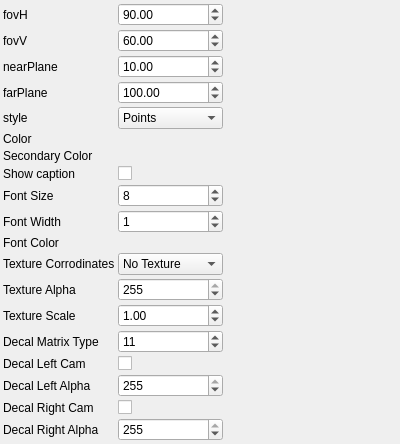
Before: the Qt Designer form utils/3d/generated/draw3dCameraParametersControlWidget.ui in NickPenkrat/corecvs, drawn with Qt 5.
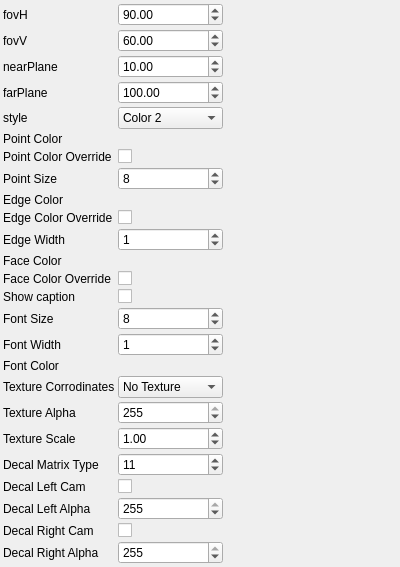
After: the same form once the commit is applied. Custom widgets are drawn as their Qt base class.

Patch:
```diff
--- a/utils/3d/generated/draw3dCameraParametersControlWidget.ui
+++ b/utils/3d/generated/draw3dCameraParametersControlWidget.ui
@@ -134,7 +134,7 @@
     <item row="4" column="1">
      <widget class="QComboBox" name="styleComboBox">
        <property name="currentIndex">
-         <number>0</number>
+         <number>3</number>
        </property>
        <item>
         <property name="text">
@@ -169,7 +169,7 @@
     <item row="5" column="0">
      <widget class="QLabel" name="label_5">
        <property name="text">
-         <string>Color</string>
+         <string>Point Color</string>
        </property>
      </widget>
     </item>
@@ -183,12 +183,12 @@
     <item row="6" column="0">
      <widget class="QLabel" name="label_6">
        <property name="text">
-         <string>Secondary Color</string>
+         <string>Point Color Override</string>
        </property>
      </widget>
     </item>
     <item row="6" column="1">
-     <widget class="RgbColorParametersControlWidget" name="secondaryColorControlWidget">
+     <widget class="QCheckBox" name="pointColorOverrideCheckBox">
        <property name="toolTip">
          <string>Secondary Color</string>
        </property>
@@ -197,110 +197,92 @@
     <item row="7" column="0">
      <widget class="QLabel" name="label_7">
        <property name="text">
-         <string>Show caption</string>
+         <string>Point Size</string>
        </property>
      </widget>
     </item>
     <item row="7" column="1">
-     <widget class="QCheckBox" name="showCaptionCheckBox">
+     <widget class="QSpinBox" name="pointSizeSpinBox">
        <property name="toolTip">
-         <string>Show caption</string>
+         <string>Point Size</string>
+       </property>
+       <property name="minimum">
+        <number>0</number>
+       </property>
+       <property name="maximum">
+        <number>255</number>
+       </property>
+       <property name="singleStep">
+        <number>1</number>
+       </property>
+       <property name="value">
+        <number>8</number>
        </property>
      </widget>
     </item>
     <item row="8" column="0">
      <widget class="QLabel" name="label_8">
        <property name="text">
-         <string>Font Size</string>
+         <string>Edge Color</string>
        </property>
      </widget>
     </item>
     <item row="8" column="1">
-     <widget class="QSpinBox" name="fontSizeSpinBox">
+     <widget class="RgbColorParametersControlWidget" name="edgeColorControlWidget">
        <property name="toolTip">
-         <string>Font Size</string>
-       </property>
-       <property name="minimum">
-        <number>0</number>
-       </property>
-       <property name="maximum">
-        <number>255</number>
-       </property>
-       <property name="singleStep">
-        <number>1</number>
-       </property>
-       <property name="value">
-        <number>8</number>
+         <string>Edge Color</string>
        </property>
      </widget>
     </item>
     <item row="9" column="0">
      <widget class="QLabel" name="label_9">
        <property name="text">
-         <string>Font Width</string>
+         <string>Edge Color Override</string>
        </property>
      </widget>
     </item>
     <item row="9" column="1">
-     <widget class="QSpinBox" name="fontWidthSpinBox">
+     <widget class="QCheckBox" name="edgeColorOverrideCheckBox">
        <property name="toolTip">
-         <string>Font Width</string>
-       </property>
-       <property name="minimum">
-        <number>0</number>
-       </property>
-       <property name="maximum">
-        <number>255</number>
-       </property>
-       <property name="singleStep">
-        <number>1</number>
-       </property>
-       <property name="value">
-        <number>1</number>
+         <string>Edge Color Override</string>
        </property>
      </widget>
     </item>
     <item row="10" column="0">
      <widget class="QLabel" name="label_10">
        <property name="text">
-         <string>Font Color</string>
+         <string>Edge Width</string>
        </property>
      </widget>
     </item>
     <item row="10" column="1">
-     <widget class="RgbColorParametersControlWidget" name="fontColorControlWidget">
+     <widget class="QSpinBox" name="edgeWidthSpinBox">
        <property name="toolTip">
-         <string>Font Color</string>
+         <string>Edge Width</string>
+       </property>
+       <property name="minimum">
+        <number>0</number>
+       </property>
+       <property name="maximum">
+        <number>255</number>
+       </property>
+       <property name="singleStep">
+        <number>1</number>
+       </property>
+       <property name="value">
+        <number>1</number>
        </property>
      </widget>
     </item>
     <item row="11" column="0">
      <widget class="QLabel" name="label_11">
        <property name="text">
-         <string>Texture Corrodinates</string>
+         <string>Face Color</string>
        </property>
      </widget>
     </item>
     <item row="11" column="1">
-     <widget class="QComboBox" name="textureCorrodinatesComboBox">
-       <property name="currentIndex">
-         <number>0</number>
-       </property>
-       <item>
-        <property name="text">
-         <string>No Texture</string>
-        </property>
-       </item>
-       <item>
-        <property name="text">
-         <string>Auto Decide</string>
-        </property>
-       </item>
-       <item>
-        <property name="text">
-         <string>Force Texture</string>
-        </property>
-       </item>
+     <widget class="RgbColorParametersControlWidget" name="faceColorControlWidget">
        <property name="toolTip">
          <string>Texture Corrodinates</string>
        </property>
@@ -309,64 +291,40 @@
     <item row="12" column="0">
      <widget class="QLabel" name="label_12">
        <property name="text">
-         <string>Texture Alpha</string>
+         <string>Face Color Override</string>
        </property>
      </widget>
     </item>
     <item row="12" column="1">
-     <widget class="QSpinBox" name="textureAlphaSpinBox">
+     <widget class="QCheckBox" name="faceColorOverrideCheckBox">
        <property name="toolTip">
-         <string>Texture Alpha</string>
-       </property>
-       <property name="minimum">
-        <number>0</number>
-       </property>
-       <property name="maximum">
-        <number>255</number>
-       </property>
-       <property name="singleStep">
-        <number>1</number>
-       </property>
-       <property name="value">
-        <number>255</number>
+         <string>Face Color Override</string>
        </property>
      </widget>
     </item>
     <item row="13" column="0">
      <widget class="QLabel" name="label_13">
        <property name="text">
-         <string>Texture Scale</string>
+         <string>Show caption</string>
        </property>
      </widget>
     </item>
     <item row="13" column="1">
-     <widget class="QDoubleSpinBox" name="textureScaleSpinBox">
+     <widget class="QCheckBox" name="showCaptionCheckBox">
        <property name="toolTip">
-         <string>Texture Scale</string>
-       </property>
-       <property name="minimum">
-        <double>0</double>
-       </property>
-       <property name="maximum">
-        <double>2000</double>
-       </property>
-       <property name="singleStep">
-        <double>1</double>
-       </property>
-       <property name="value">
-        <double>1</double>
+         <string>Show caption</string>
        </property>
      </widget>
     </item>
     <item row="14" column="0">
      <widget class="QLabel" name="label_14">
        <property name="text">
-         <string>Decal Matrix Type</string>
+         <string>Font Size</string>
        </property>
      </widget>
     </item>
     <item row="14" column="1">
-     <widget class="QSpinBox" name="decalMatrixTypeSpinBox">
+     <widget class="QSpinBox" name="fontSizeSpinBox">
        <property name="toolTip">
          <string>Decal Matrix Type</string>
        </property>
@@ -374,65 +332,83 @@
         <number>0</number>
        </property>
        <property name="maximum">
-        <number>19</number>
+        <number>255</number>
        </property>
        <property name="singleStep">
         <number>1</number>
        </property>
        <property name="value">
-        <number>11</number>
+        <number>8</number>
        </property>
      </widget>
     </item>
     <item row="15" column="0">
      <widget class="QLabel" name="label_15">
        <property name="text">
-         <string>Decal Left Cam</string>
+         <string>Font Width</string>
        </property>
      </widget>
     </item>
     <item row="15" column="1">
-     <widget class="QCheckBox" name="decalLeftCamCheckBox">
+     <widget class="QSpinBox" name="fontWidthSpinBox">
        <property name="toolTip">
-         <string>Decal Left Cam</string>
+         <string>Font Width</string>
+       </property>
+       <property name="minimum">
+        <number>0</number>
+       </property>
+       <property name="maximum">
+        <number>255</number>
+       </property>
+       <property name="singleStep">
+        <number>1</number>
+       </property>
+       <property name="value">
+        <number>1</number>
        </property>
      </widget>
     </item>
     <item row="16" column="0">
      <widget class="QLabel" name="label_16">
        <property name="text">
-         <string>Decal Left Alpha</string>
+         <string>Font Color</string>
        </property>
      </widget>
     </item>
     <item row="16" column="1">
-     <widget class="QSpinBox" name="decalLeftAlphaSpinBox">
+     <widget class="RgbColorParametersControlWidget" name="fontColorControlWidget">
        <property name="toolTip">
-         <string>Decal Left Alpha</string>
-       </property>
-       <property name="minimum">
-        <number>0</number>
-       </property>
-       <property name="maximum">
-        <number>255</number>
-       </property>
-       <property name="singleStep">
-        <number>1</number>
-       </property>
-       <property name="value">
-        <number>255</number>
+         <string>Font Color</string>
        </property>
      </widget>
     </item>
     <item row="17" column="0">
      <widget class="QLabel" name="label_17">
        <property name="text">
-         <string>Decal Right Cam</string>
+         <string>Texture Corrodinates</string>
        </property>
      </widget>
     </item>
     <item row="17" column="1">
-     <widget class="QCheckBox" name="decalRightCamCheckBox">
+     <widget class="QComboBox" name="textureCorrodinatesComboBox">
+       <property name="currentIndex">
+         <number>0</number>
+       </property>
+       <item>
+        <property name="text">
+         <string>No Texture</string>
+        </property>
+       </item>
+       <item>
+        <property name="text">
+         <string>Auto Decide</string>
+        </property>
+       </item>
+       <item>
+        <property name="text">
+         <string>Force Texture</string>
+        </property>
+       </item>
        <property name="toolTip">
          <string>Decal Right Cam</string>
        </property>
@@ -441,11 +417,143 @@
     <item row="18" column="0">
      <widget class="QLabel" name="label_18">
        <property name="text">
-         <string>Decal Right Alpha</string>
+         <string>Texture Alpha</string>
        </property>
      </widget>
     </item>
     <item row="18" column="1">
+     <widget class="QSpinBox" name="textureAlphaSpinBox">
+       <property name="toolTip">
+         <string>Texture Alpha</string>
+       </property>
+       <property name="minimum">
+        <number>0</number>
+       </property>
+       <property name="maximum">
+        <number>255</number>
+       </property>
+       <property name="singleStep">
+        <number>1</number>
+       </property>
+       <property name="value">
+        <number>255</number>
+       </property>
+     </widget>
+    </item>
+    <item row="19" column="0">
+     <widget class="QLabel" name="label_19">
+       <property name="text">
+         <string>Texture Scale</string>
+       </property>
+     </widget>
+    </item>
+    <item row="19" column="1">
+     <widget class="QDoubleSpinBox" name="textureScaleSpinBox">
+       <property name="toolTip">
+         <string>Texture Scale</string>
+       </property>
+       <property name="minimum">
+        <double>0</double>
+       </property>
+       <property name="maximum">
+        <double>2000</double>
+       </property>
+       <property name="singleStep">
+        <double>1</double>
+       </property>
+       <property name="value">
+        <double>1</double>
+       </property>
+     </widget>
+    </item>
+    <item row="20" column="0">
+     <widget class="QLabel" name="label_20">
+       <property name="text">
+         <string>Decal Matrix Type</string>
+       </property>
+     </widget>
+    </item>
+    <item row="20" column="1">
+     <widget class="QSpinBox" name="decalMatrixTypeSpinBox">
+       <property name="toolTip">
+         <string>Decal Matrix Type</string>
+       </property>
+       <property name="minimum">
+        <number>0</number>
+       </property>
+       <property name="maximum">
+        <number>19</number>
+       </property>
+       <property name="singleStep">
+        <number>1</number>
+       </property>
+       <property name="value">
+        <number>11</number>
+       </property>
+     </widget>
+    </item>
+    <item row="21" column="0">
+     <widget class="QLabel" name="label_21">
+       <property name="text">
+         <string>Decal Left Cam</string>
+       </property>
+     </widget>
+    </item>
+    <item row="21" column="1">
+     <widget class="QCheckBox" name="decalLeftCamCheckBox">
+       <property name="toolTip">
+         <string>Decal Left Cam</string>
+       </property>
+     </widget>
+    </item>
+    <item row="22" column="0">
+     <widget class="QLabel" name="label_22">
+       <property name="text">
+         <string>Decal Left Alpha</string>
+       </property>
+     </widget>
+    </item>
+    <item row="22" column="1">
+     <widget class="QSpinBox" name="decalLeftAlphaSpinBox">
+       <property name="toolTip">
+         <string>Decal Left Alpha</string>
+       </property>
+       <property name="minimum">
+        <number>0</number>
+       </property>
+       <property name="maximum">
+        <number>255</number>
+       </property>
+       <property name="singleStep">
+        <number>1</number>
+       </property>
+       <property name="value">
+        <number>255</number>
+       </property>
+     </widget>
+    </item>
+    <item row="23" column="0">
+     <widget class="QLabel" name="label_23">
+       <property name="text">
+         <string>Decal Right Cam</string>
+       </property>
+     </widget>
+    </item>
+    <item row="23" column="1">
+     <widget class="QCheckBox" name="decalRightCamCheckBox">
+       <property name="toolTip">
+         <string>Decal Right Cam</string>
+       </property>
+     </widget>
+    </item>
+    <item row="24" column="0">
+     <widget class="QLabel" name="label_24">
+       <property name="text">
+         <string>Decal Right Alpha</string>
+       </property>
+     </widget>
+    </item>
+    <item row="24" column="1">
      <widget class="QSpinBox" name="decalRightAlphaSpinBox">
        <property name="toolTip">
          <string>Decal Right Alpha</string>
@@ -464,7 +572,7 @@
        </property>
      </widget>
     </item>
-   <item row="19" column="0">
+   <item row="25" column="0">
     <spacer name="verticalSpacer">
      <property name="orientation">
       <enum>Qt::Vertical</enum>
@@ -477,7 +585,7 @@
      </property>
     </spacer>
    </item>
-   <item row="19" column="2">
+   <item row="25" column="2">
     <spacer name="horizontalSpacer">
      <property name="orientation">
       <enum>Qt::Horizontal</enum>
@@ -632,5 +740,11 @@
    <header>rgbColorParametersControlWidget.h</header>
    <container>1</container>
   </customwidget>
+  <customwidget>
+   <class>RgbColorParametersControlWidget</class>
+   <extends>QWidget</extends>
+   <header>rgbColorParametersControlWidget.h</header>
+   <container>1</container>
+  </customwidget>
  </customwidgets>
 </ui>
```
Left out of the diff: 52 changed lines with no effect on the pictures.
